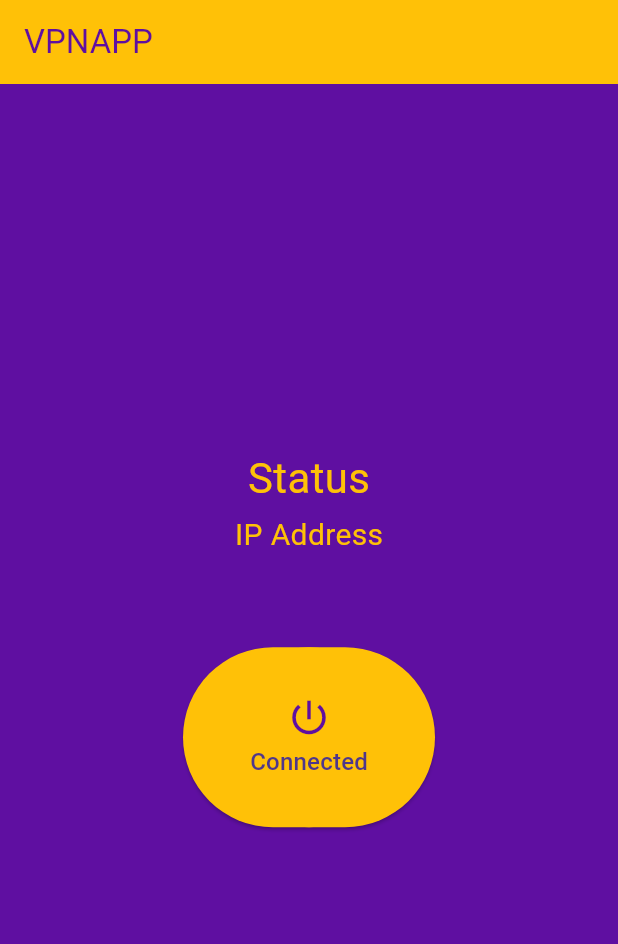
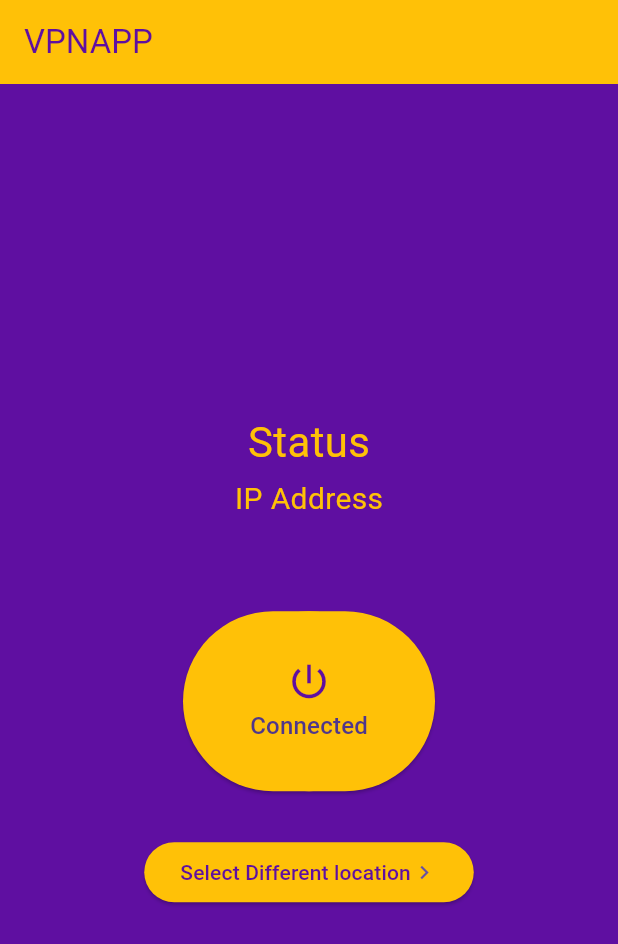
Before and after one commit to pratik07092002/VPNapp, a Flutter app: the screen it shows after launch, on a phone screen of 412 x 824 dp. Shown: the top 944 px of the screen. Run offline on Flutter 3.47's test engine with Material 3 defaults, Android fonts, the phone set to English and light mode, and no system bars.

Commit message:
ui finalized

```diff
--- a/vpnapp/lib/myhomepage.dart
+++ b/vpnapp/lib/myhomepage.dart
@@ -1,4 +1,5 @@
 import 'package:flutter/material.dart';
+import 'package:vpnapp/selectlocation.dart';
 
 class MyHomePage extends StatefulWidget {
   const MyHomePage({super.key});
@@ -37,7 +38,22 @@ class _MyHomePageState extends State<MyHomePage> {
             Text("Connected")],),) ,) ,),
 
             SizedBox(height: 30,),
-            // Button for Selecting location
+            ElevatedButton(
+              style: ElevatedButton.styleFrom(backgroundColor: Colors.amber),
+              onPressed:
+             (){
+Navigator.push(context, MaterialPageRoute(builder: (context){
+  return SelectLocationPage();
+}));
+
+            },
+             child: Row(
+              mainAxisSize: MainAxisSize.min,
+              children: [
+                Text("Select Different location" , style: TextStyle(color: Color.fromARGB(255, 95, 15, 161)),),
+                Icon(Icons.navigate_next)
+              ],
+             ) )
         ],)
       )
 
```
Also changed, not shown: vpnapp/lib/selectlocation.dart (added, +27 -0 lines).
